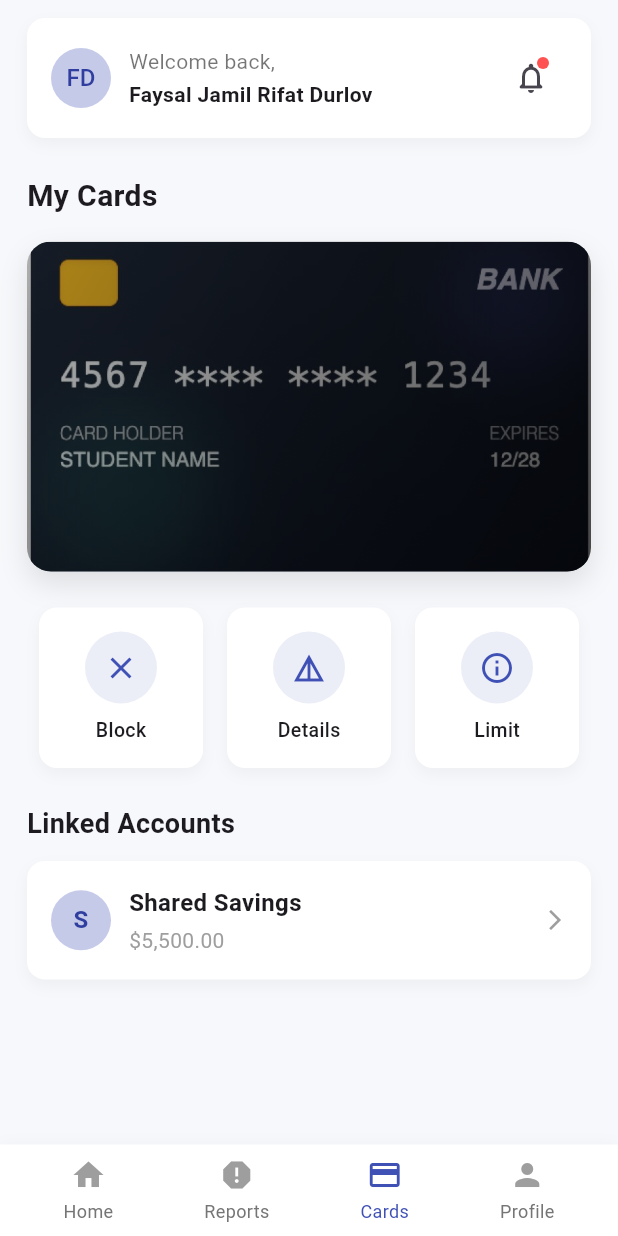
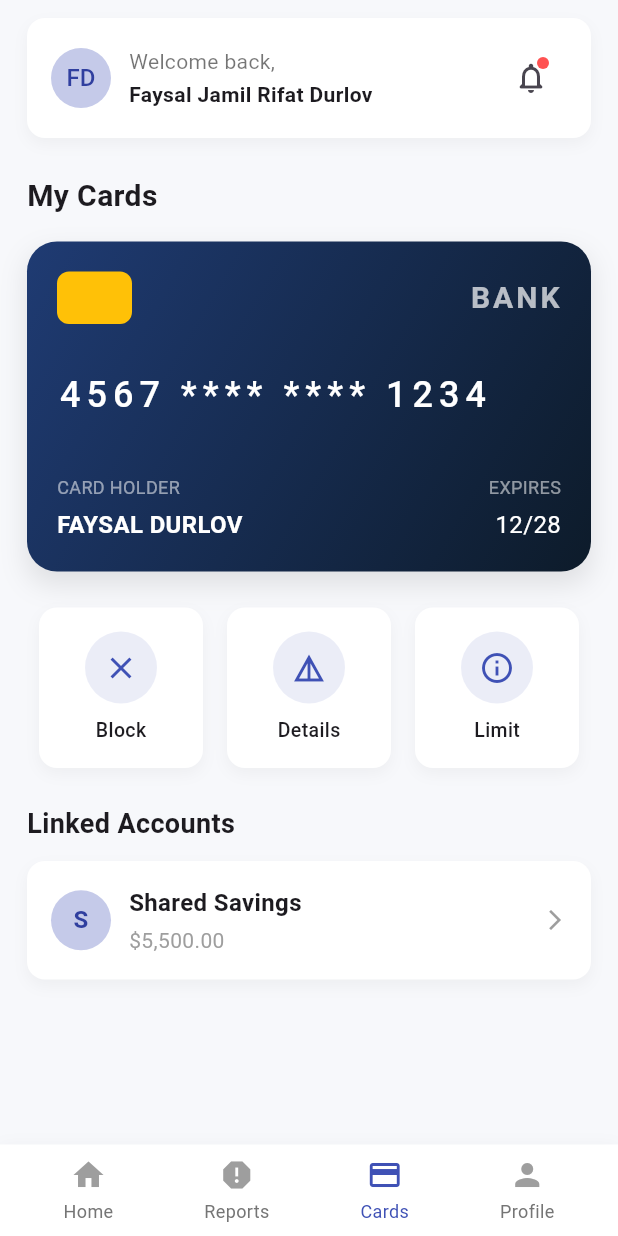
Before and after one commit to FaysalDurlov/assignment-two-flutter_UI-Faysal_Jamil_Rifat_Durlov-2321142, a Flutter app: the CardsPage screen opened directly, on a phone screen of 412 x 824 dp. Run offline on Flutter 3.47's test engine with Material 3 defaults, Android fonts, the phone set to English and light mode, and no system bars.

Commit message:
dynamicly bank card creation implemented. readme file eddited for the image

```diff
--- /dev/null
+++ b/assignment_2_ui_development/lib/screens/bank_card.dart
@@ -0,0 +1,139 @@
+import 'package:flutter/material.dart';
+
+class BankCard extends StatelessWidget {
+  final String cardNumber;
+  final String cardHolder;
+  final String expiryDate;
+  final String bankName;
+
+  const BankCard({
+    super.key,
+    required this.cardNumber,
+    required this.cardHolder,
+    required this.expiryDate,
+    this.bankName = "BANK",
+  });
+
+  @override
+  Widget build(BuildContext context) {
+    return Container(
+      width: double.infinity,
+      height: 220,
+      padding: const EdgeInsets.all(20),
+      decoration: BoxDecoration(
+        borderRadius: BorderRadius.circular(20),
+        gradient: const LinearGradient(
+          colors: [
+            Color(0xFF1F3B73),
+            Color(0xFF0D1B2A),
+          ],
+          begin: Alignment.topLeft,
+          end: Alignment.bottomRight,
+        ),
+      ),
+      child: Column(
+        crossAxisAlignment: CrossAxisAlignment.start,
+        children: [
+          /// Top Row (Chip + Bank Name)
+          Row(
+            mainAxisAlignment: MainAxisAlignment.spaceBetween,
+            children: [
+              Container(
+                width: 50,
+                height: 35,
+                decoration: BoxDecoration(
+                  color: Colors.amber,
+                  borderRadius: BorderRadius.circular(8),
+                ),
+              ),
+              Text(
+                bankName,
+                style: const TextStyle(
+                  color: Colors.white70,
+                  fontSize: 20,
+                  fontWeight: FontWeight.bold,
+                  letterSpacing: 2,
+                ),
+              ),
+            ],
+          ),
+
+          const SizedBox(height: 30),
+
+          /// Card Number
+          Text(
+            cardNumber,
+            style: const TextStyle(
+              color: Colors.white,
+              fontSize: 24,
+              letterSpacing: 4,
+              fontWeight: FontWeight.w500,
+            ),
+          ),
+
+          const Spacer(),
+
+          /// Bottom Row (Name + Expiry)
+          Row(
+            mainAxisAlignment: MainAxisAlignment.spaceBetween,
+            children: [
+              /// Card Holder
+              Column(
+                crossAxisAlignment: CrossAxisAlignment.start,
+                children: const [
+                  Text(
+                    "CARD HOLDER",
+                    style: TextStyle(
+                      color: Colors.white54,
+                      fontSize: 12,
+                    ),
+                  ),
+                ],
+              ),
+
+              /// Expiry
+              Column(
+                crossAxisAlignment: CrossAxisAlignment.end,
+                children: const [
+                  Text(
+                    "EXPIRES",
+                    style: TextStyle(
+                      color: Colors.white54,
+                      fontSize: 12,
+                    ),
+                  ),
+                ],
+              ),
+            ],
+          ),
+
+          const SizedBox(height: 5),
+
+          Row(
+            mainAxisAlignment: MainAxisAlignment.spaceBetween,
+            children: [
+              /// Name
+              Text(
+                cardHolder,
+                style: const TextStyle(
+                  color: Colors.white,
+                  fontSize: 16,
+                  fontWeight: FontWeight.bold,
+                ),
+              ),
+
+              /// Expiry Date
+              Text(
+                expiryDate,
+                style: const TextStyle(
+                  color: Colors.white,
+                  fontSize: 16,
+                ),
+              ),
+            ],
+          ),
+        ],
+      ),
+    );
+  }
+}
--- a/assignment_2_ui_development/lib/screens/cards_page.dart
+++ b/assignment_2_ui_development/lib/screens/cards_page.dart
@@ -1,5 +1,6 @@
 import 'package:flutter/material.dart';
 import 'profile_page.dart';
+import 'bank_card.dart';
 
 class CardsPage extends StatelessWidget {
   const CardsPage({Key? key}) : super(key: key);
@@ -111,8 +112,6 @@ class CardsPage extends StatelessWidget {
         ),
         const SizedBox(height: 16),
         Container(
-          width: double.infinity,
-          height: 220,
           decoration: BoxDecoration(
             borderRadius: BorderRadius.circular(16),
             boxShadow: [
@@ -123,38 +122,11 @@ class CardsPage extends StatelessWidget {
               ),
             ],
           ),
-          child: ClipRRect(
-            borderRadius: BorderRadius.circular(16),
-            child: Stack(
-              children: [
-                // Card background image
-                Container(
-                  width: double.infinity,
-                  height: double.infinity,
-                  decoration: BoxDecoration(
-                    image: DecorationImage(
-                      image: AssetImage('assets/bank_card_photo.jpg'),
-                      fit: BoxFit.cover,
-                    ),
-                  ),
-                ),
-                // Card overlay with dark gradient
-                Container(
-                  width: double.infinity,
-                  height: double.infinity,
-                  decoration: BoxDecoration(
-                    gradient: LinearGradient(
-                      begin: Alignment.topLeft,
-                      end: Alignment.bottomRight,
-                      colors: [
-                        Colors.black.withOpacity(0.3),
-                        Colors.black.withOpacity(0.7),
-                      ],
-                    ),
-                  ),
-                ),
-              ],
-            ),
+          child: const BankCard(
+            cardNumber: "4567 **** **** 1234",
+            cardHolder: "FAYSAL DURLOV",
+            expiryDate: "12/28",
+            bankName: "BANK",
           ),
         ),
       ],
```
Also changed, not shown: task.png (renamed from assignment_2_ui_development/assets/task.png), 1 other file.
